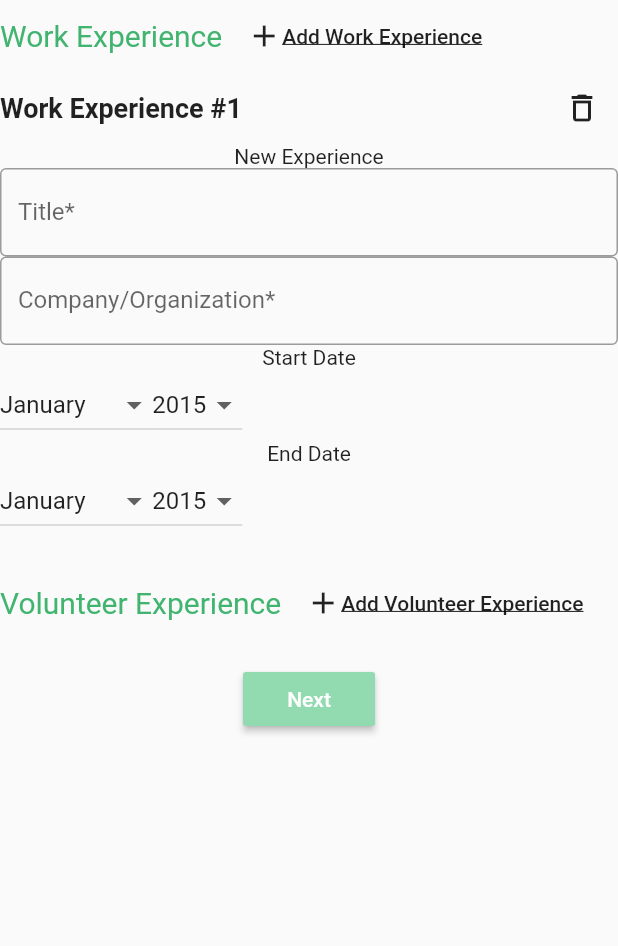
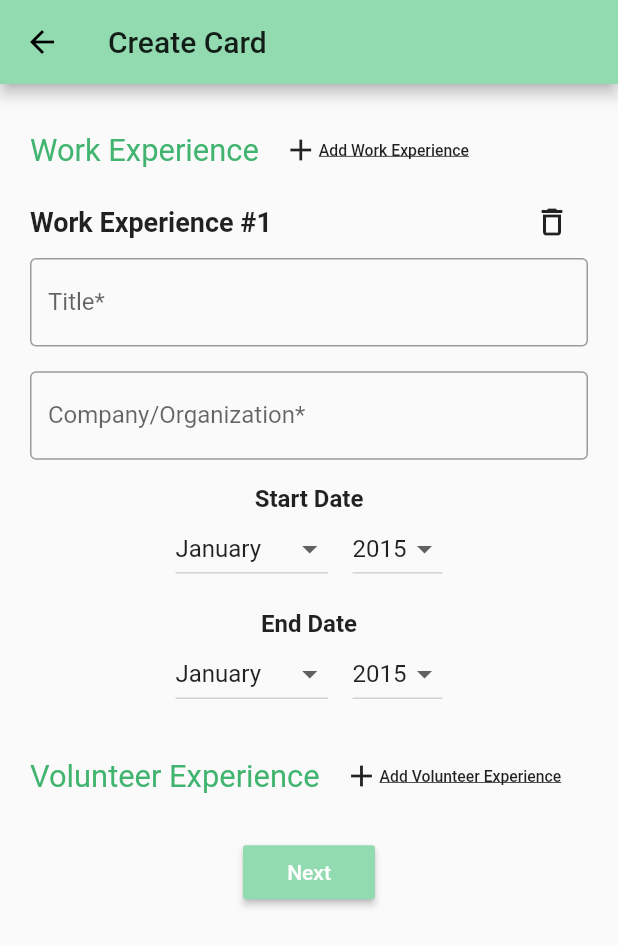
Before and after one commit to awarrier99/Digital-Trading-Cards, a Flutter app: the CreateAccount2 screen opened directly, after a tap on an icon or button, on a phone screen of 412 x 824 dp. Shown: the top 946 px of the screen. Run offline on Flutter 3.47's test engine with Material 2 defaults, Android fonts, the light colour scheme and no system bars.

Commit message:
#6 Added navigation to get to the other screens
Made it so that you can navigate through the screens that we currently have.
Styled CreateAccount2 Screen, added a sizeconfig file to help with sizing across different phones. Based it off the code from the article Patrcik linked.

```diff
--- /dev/null
+++ b/src/ui/lib/SizeConfig.dart
@@ -0,0 +1,29 @@
+import 'package:flutter/widgets.dart';
+
+class SizeConfig {
+  static MediaQueryData _mediaQueryData;
+  static double screenWidth;
+  static double screenHeight;
+  static double blockSizeHorizontal;
+  static double blockSizeVertical;
+
+  static double _safeAreaHorizontal;
+  static double _safeAreaVertical;
+  static double safeBlockHorizontal;
+  static double safeBlockVertical;
+
+  void init(BuildContext context) {
+    _mediaQueryData = MediaQuery.of(context);
+    screenWidth = _mediaQueryData.size.width;
+    screenHeight = _mediaQueryData.size.height;
+    blockSizeHorizontal = screenWidth / 100;
+    blockSizeVertical = screenHeight / 100;
+
+    _safeAreaHorizontal =
+        _mediaQueryData.padding.left + _mediaQueryData.padding.right;
+    _safeAreaVertical =
+        _mediaQueryData.padding.top + _mediaQueryData.padding.bottom;
+    safeBlockHorizontal = (screenWidth - _safeAreaHorizontal) / 100;
+    safeBlockVertical = (screenHeight - _safeAreaVertical) / 100;
+  }
+}
--- a/src/ui/lib/components/forms/DynamicForm.dart
+++ b/src/ui/lib/components/forms/DynamicForm.dart
@@ -1,4 +1,8 @@
 import 'package:flutter/material.dart';
+
+import 'package:ui/SizeConfig.dart';
+import 'package:ui/components/forms/ColorBadge.dart';
+
 import 'package:ui/palette.dart';
 
 import 'SubForm.dart';
@@ -26,6 +30,7 @@ class _DynamicFormState extends State<DynamicForm> {
 
   @override
   Widget build(BuildContext context) {
+    SizeConfig().init(context);
     return new SubFormInheretedWidget(
         inputs: widget.inputs,
         child: Container(
@@ -33,9 +38,12 @@ class _DynamicFormState extends State<DynamicForm> {
                 key: _formKey,
                 child: Column(children: [
                   Row(mainAxisAlignment: MainAxisAlignment.start, children: [
-                    Text(widget.title,
-                        style:
-                            TextStyle(fontSize: 20, color: Palette.darkGreen)),
+                    Text(
+                      widget.title,
+                      style: TextStyle(
+                          fontSize: SizeConfig.safeBlockHorizontal * 5,
+                          color: Palette.darkGreen),
+                    ),
                     FlatButton(
                       onPressed: () {
                         //Add new form
@@ -52,6 +60,7 @@ class _DynamicFormState extends State<DynamicForm> {
                           Text(
                             'Add ${widget.title}',
                             style: TextStyle(
+                              fontSize: SizeConfig.safeBlockHorizontal * 2.55,
                               decoration: TextDecoration.underline,
                             ),
                           )
--- a/src/ui/lib/components/forms/ExperienceVolunteerInput.dart
+++ b/src/ui/lib/components/forms/ExperienceVolunteerInput.dart
@@ -1,16 +1,16 @@
 import 'package:flutter/material.dart';
-
 import 'DropdownFormField.dart';
+import 'package:ui/SizeConfig.dart';
 
 class ExperienceVolunteerInput extends StatelessWidget {
   @override
   Widget build(BuildContext context) {
+    SizeConfig().init(context);
     return Column(
       children: [
-        Text('New Experience'),
         TextFormField(
           cursorColor: Color(0xFF92DAAF),
-          keyboardType: TextInputType.number,
+          keyboardType: TextInputType.text,
           decoration: InputDecoration(
               labelText: 'Title*', border: OutlineInputBorder()),
           validator: (value) {
@@ -20,9 +20,10 @@ class ExperienceVolunteerInput extends StatelessWidget {
             return null;
           },
         ),
+        SizedBox(height: SizeConfig.safeBlockVertical * 2),
         TextFormField(
             cursorColor: Color(0xFF92DAAF),
-            keyboardType: TextInputType.number,
+            keyboardType: TextInputType.text,
             decoration: InputDecoration(
                 labelText: 'Company/Organization*',
                 border: OutlineInputBorder()),
@@ -32,8 +33,10 @@ class ExperienceVolunteerInput extends StatelessWidget {
               }
               return null;
             }),
-        Text('Start Date'),
-        Row(children: [
+        SizedBox(height: SizeConfig.safeBlockVertical * 2),
+        Text('Start Date',
+            style: TextStyle(fontWeight: FontWeight.bold, fontSize: 16)),
+        Row(mainAxisAlignment: MainAxisAlignment.center, children: [
           DropdownFormField([
             'January',
             'February',
@@ -48,11 +51,14 @@ class ExperienceVolunteerInput extends StatelessWidget {
             'November',
             'December'
           ]),
+          SizedBox(width: SizeConfig.safeBlockVertical * 2),
           DropdownFormField(new List<String>.generate(
               10, (i) => (i + DateTime.now().year - 5).toString())),
         ]),
-        Text('End Date'),
-        Row(children: [
+        SizedBox(height: SizeConfig.safeBlockVertical * 2),
+        Text('End Date',
+            style: TextStyle(fontWeight: FontWeight.bold, fontSize: 16)),
+        Row(mainAxisAlignment: MainAxisAlignment.center, children: [
           DropdownFormField([
             'January',
             'February',
@@ -67,6 +73,7 @@ class ExperienceVolunteerInput extends StatelessWidget {
             'November',
             'December'
           ]),
+          SizedBox(width: SizeConfig.safeBlockVertical * 2),
           DropdownFormField(new List<String>.generate(
               10, (i) => (i + DateTime.now().year - 5).toString())),
         ]),
--- a/src/ui/lib/screens/CreateAccount.dart
+++ b/src/ui/lib/screens/CreateAccount.dart
@@ -1,11 +1,13 @@
 import 'package:flutter/material.dart';
+
 import '../components/forms/PersonalInfoInputs.dart';
+// import 'BasicInfoForm.dart';
 import '../components/forms/DynamicForm.dart';
 import 'package:ui/components/forms/EducationInputs.dart';
 import 'package:ui/screens/CreateAccount2.dart';
 
 class CreateAccount extends StatelessWidget {
-  final _createAccountFormKey = GlobalKey<FormState>();
+  // final _createAccountFormKey = GlobalKey<FormState>();
 
   Future navigateToCreateAccount2(context) async {
     Navigator.push(
@@ -18,7 +20,7 @@ class CreateAccount extends StatelessWidget {
         body: SingleChildScrollView(
       child: Form(
           child: Column(children: <Widget>[
-        PersonalInfoInputs(_createAccountFormKey),
+        // PersonalInfoInputs(_createAccountFormKey),
         DynamicForm('Education', EducationInputs()),
         Padding(
             padding: const EdgeInsets.symmetric(vertical: 16.0),
--- a/src/ui/lib/screens/CreateAccount2.dart
+++ b/src/ui/lib/screens/CreateAccount2.dart
@@ -12,12 +12,18 @@ class CreateAccount2 extends StatelessWidget {
   @override
   Widget build(BuildContext context) {
     return Scaffold(
-      body: SingleChildScrollView(
+        appBar: AppBar(
+          title: Text('Create Card'),
+        ),
+        body: Container(
+          margin: EdgeInsets.all(20),
+          child: SingleChildScrollView(
             child: Form(
               child: Column(
                 children: [
                   DynamicForm('Work Experience', ExperienceVolunteerInput()),
-              DynamicForm('Volunteer Experience', ExperienceVolunteerInput()),
+                  DynamicForm(
+                      'Volunteer Experience', ExperienceVolunteerInput()),
                   Padding(
                     padding: const EdgeInsets.symmetric(vertical: 16.0),
                     child: RaisedButton(
@@ -33,6 +39,6 @@ class CreateAccount2 extends StatelessWidget {
               ),
             ),
           ),
-    );
+        ));
   }
 }
```
Lines whose indentation alone changed are shown as unchanged.
